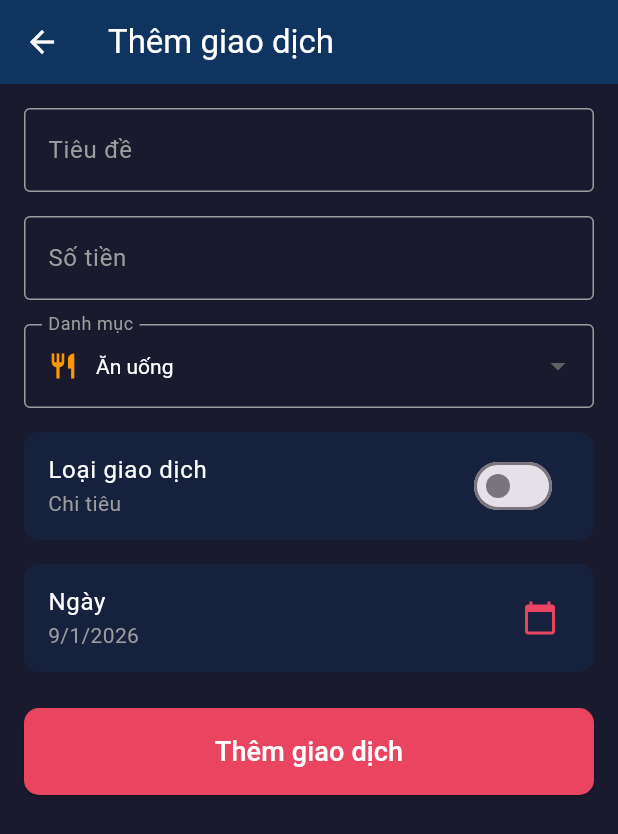
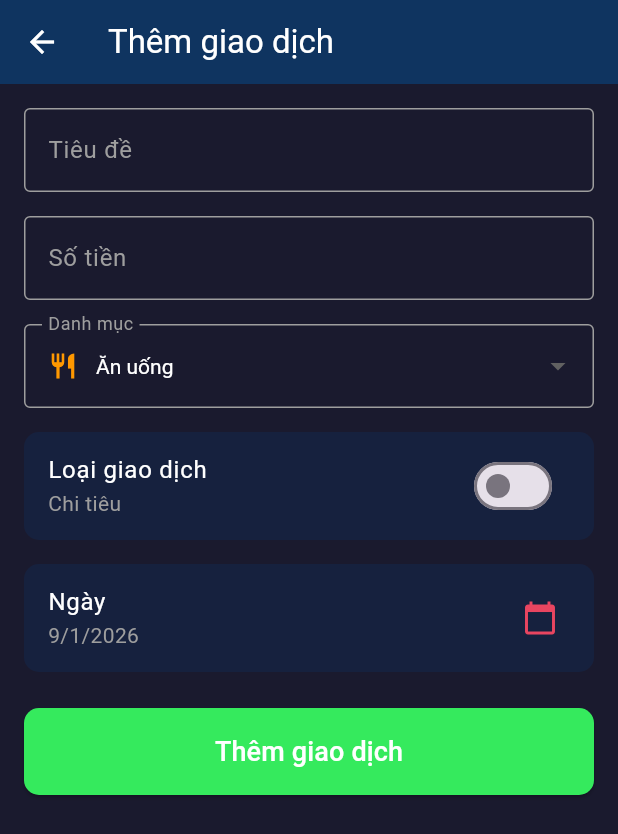
Before and after one commit to tunaq18/FinApp, a Flutter app: the screen it shows after launch, item 4 of the bottom bar chosen, after a tap on the "add" icon, on a phone screen of 412 x 824 dp. Shown: the top 834 px of the screen. Run offline on Flutter 3.47's test engine with Material 3 defaults, Android fonts, the phone set to English and light mode, and no system bars.

Commit message:
done simple frontend

```diff
--- a/lib/screens/add_transaction_page.dart
+++ b/lib/screens/add_transaction_page.dart
@@ -210,7 +210,7 @@ class _AddTransactionPageState extends State<AddTransactionPage> {
                 child: Text('Thêm giao dịch', style: TextStyle(fontSize: 18)),
               ),
               style: ElevatedButton.styleFrom(
-                backgroundColor: Color(0xFFE94560),
+                backgroundColor: Color.fromARGB(255, 53, 234, 93),
                 foregroundColor: Colors.white,
                 shape: RoundedRectangleBorder(
                   borderRadius: BorderRadius.circular(10),
--- a/lib/screens/home_page.dart
+++ b/lib/screens/home_page.dart
@@ -27,7 +27,7 @@ class HomePage extends StatelessWidget {
   Widget build(BuildContext context) {
     return Scaffold(
       appBar: AppBar(
-        title: Text('Trang chủ', style: TextStyle(color: Colors.white)),
+        title: Text('Home', style: TextStyle(color: Colors.white)),
         elevation: 0,
         backgroundColor: Color(0xFF0F3460),
       ),
--- a/lib/screens/main_screen.dart
+++ b/lib/screens/main_screen.dart
@@ -82,7 +82,11 @@ class _MainScreenState extends State<MainScreen> {
         onTap: (index) {
           if (index != 2) {
             setState(() {
-              _selectedIndex = index;
+              if (index > 2) {
+                _selectedIndex = index - 1;
+              } else {
+                _selectedIndex = index;
+              }
             });
           }
         },
@@ -109,7 +113,7 @@ class _MainScreenState extends State<MainScreen> {
           );
         },
         child: Icon(Icons.add, size: 30),
-        backgroundColor: Color(0xFFE94560),
+        backgroundColor: Color.fromARGB(255, 102, 224, 66),
         elevation: 8,
       ),
       floatingActionButtonLocation: FloatingActionButtonLocation.centerDocked,
--- a/lib/screens/profile_page.dart
+++ b/lib/screens/profile_page.dart
@@ -5,10 +5,7 @@ class ProfilePage extends StatelessWidget {
   @override
   Widget build(BuildContext context) {
     return Scaffold(
-      appBar: AppBar(
-        title: Text('Cá nhân', style: TextStyle(color: Colors.white)),
-        backgroundColor: Color(0xFF0F3460),
-      ),
+      appBar: AppBar(backgroundColor: Color(0xFF1A1A2E)),
       backgroundColor: Color(0xFF1A1A2E),
       body: ListView(
         padding: EdgeInsets.all(16),
--- a/lib/widgets/balance_card.dart
+++ b/lib/widgets/balance_card.dart
@@ -31,7 +31,7 @@ class BalanceCard extends StatelessWidget {
           Text(
             Transaction.formatCurrency(amount),
             style: TextStyle(
-              color: Colors.white,
+              color: color,
               fontSize: 18,
               fontWeight: FontWeight.bold,
             ),
```
